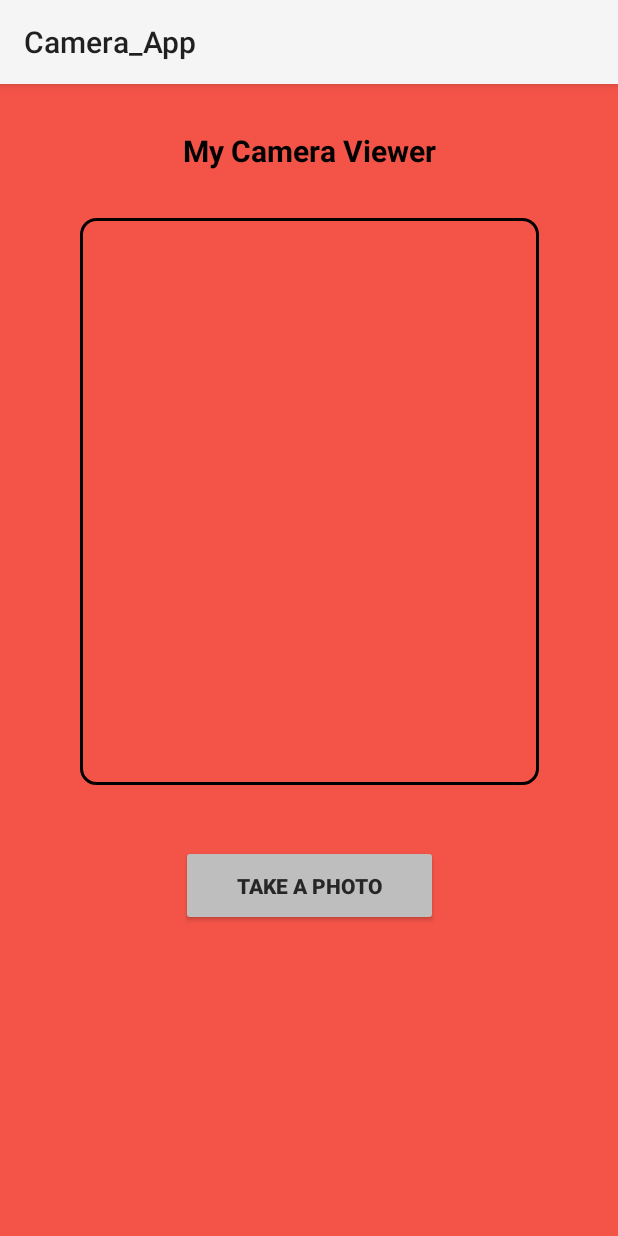
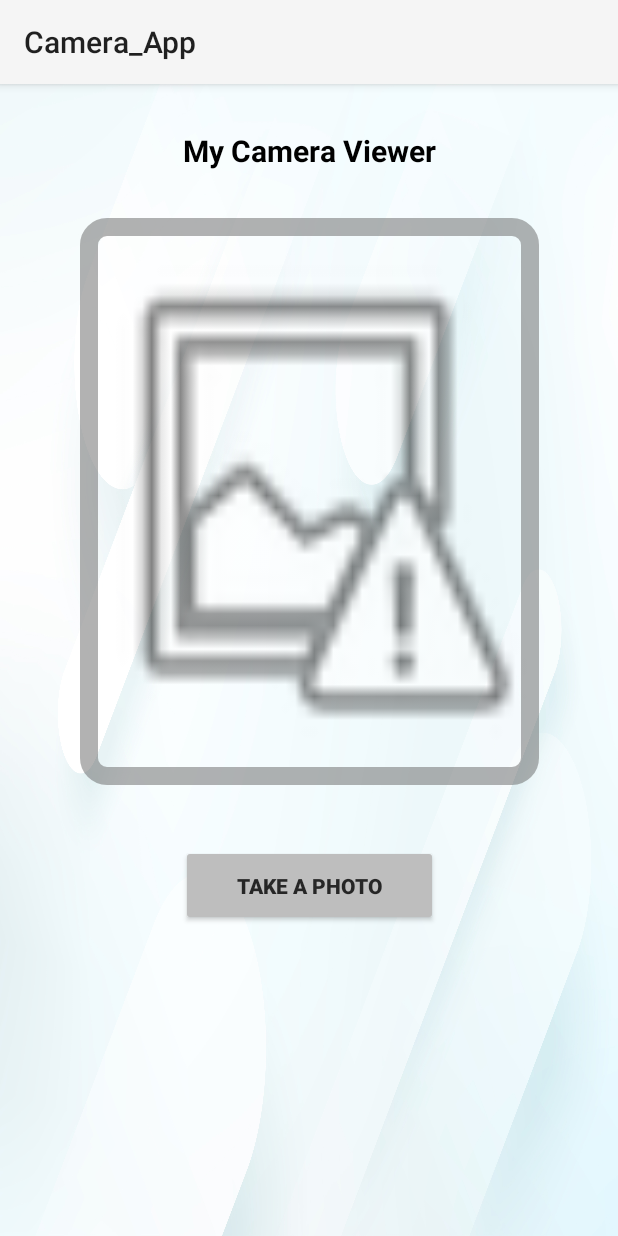
Before and after one commit to IT20126292/MAD_Activities_2021, an Android app: the screen it shows after launch (MainActivity), on a phone screen of 412 x 824 dp. Run offline under Robolectric (Android 15) with nearby library versions, the phone set to English and light mode, and no system bars.

Commit message:
Camera_Viewer_Updated

```diff
--- a/app/src/main/res/drawable/border.xml
+++ b/app/src/main/res/drawable/border.xml
@@ -1,8 +1,8 @@
 <?xml version="1.0" encoding="utf-8"?>
 <shape xmlns:android="http://schemas.android.com/apk/res/android">
-    <stroke android:width="2dp" android:color="@color/black"/>
-    <corners android:topLeftRadius="10dp"
-        android:topRightRadius="10dp"
-        android:bottomLeftRadius="10dp"
-        android:bottomRightRadius="10dp"/>
+    <stroke android:width="12dp" android:color="#80676767"/>
+    <corners android:topLeftRadius="12dp"
+        android:topRightRadius="12dp"
+        android:bottomLeftRadius="12dp"
+        android:bottomRightRadius="12dp"/>
 </shape>
--- a/app/src/main/res/layout/activity_main.xml
+++ b/app/src/main/res/layout/activity_main.xml
@@ -5,7 +5,7 @@
     android:id="@+id/Cam_Temp"
     android:layout_width="match_parent"
     android:layout_height="match_parent"
-    android:background="@color/Cam_temp"
+    android:background="@drawable/image"
     tools:context=".MainActivity">
 
     <Button
@@ -30,10 +30,12 @@
         android:adjustViewBounds="false"
         android:background="@drawable/border"
         android:fadingEdge="horizontal"
+        android:scaleType="fitXY"
         app:layout_constraintEnd_toEndOf="@+id/btn_TakePhoto"
         app:layout_constraintHorizontal_bias="0.5"
         app:layout_constraintStart_toStartOf="@+id/btn_TakePhoto"
-        app:layout_constraintTop_toBottomOf="@+id/header" />
+        app:layout_constraintTop_toBottomOf="@+id/header"
+        app:srcCompat="@android:drawable/ic_menu_report_image" />
 
     <TextView
         android:id="@+id/header"
```
Also changed, not shown: app/src/main/res/drawable-v24/image.png (added).
